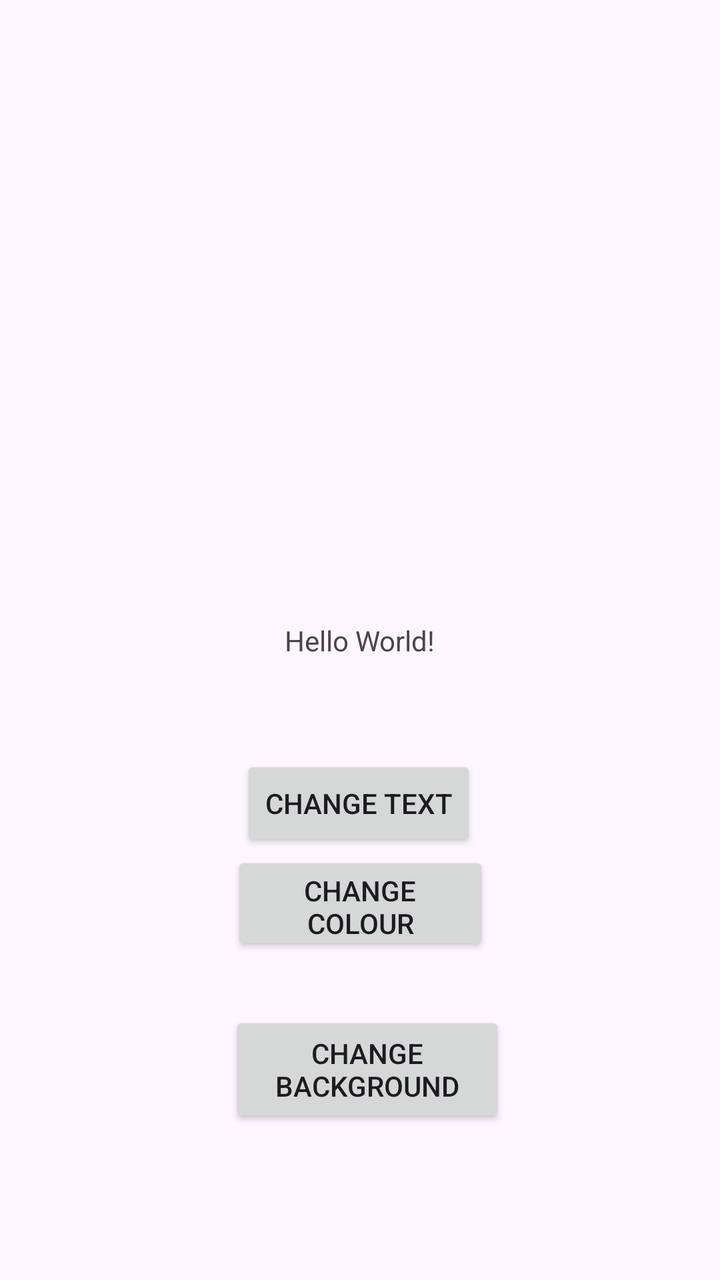
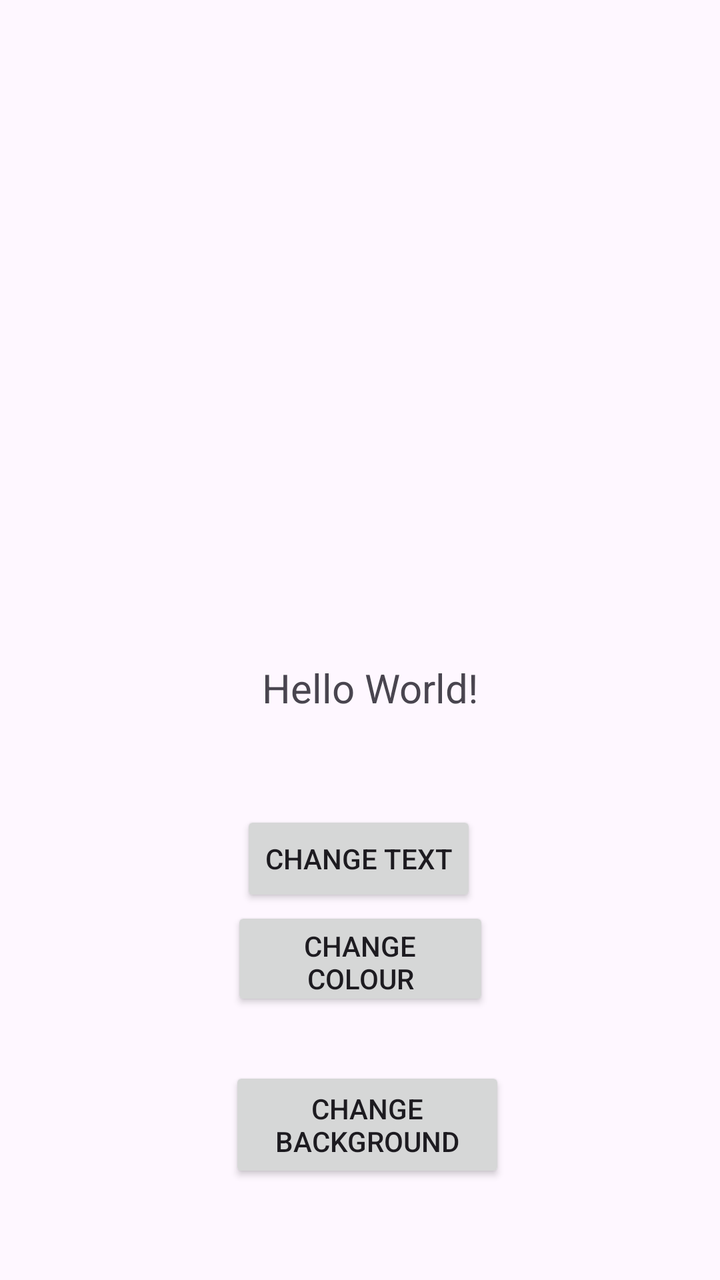

Two renders of the same Android screen: before a commit and after it. Below are the layout's source before the change and the commit's diff.
<!-- AndroidManifest.xml: application theme Theme.Lab1 -->
<!-- res/layout/activity_main.xml -->
<?xml version="1.0" encoding="utf-8"?>
<androidx.constraintlayout.widget.ConstraintLayout xmlns:android="http://schemas.android.com/apk/res/android"
    xmlns:app="http://schemas.android.com/apk/res-auto"
    xmlns:tools="http://schemas.android.com/tools"
    android:id="@+id/main"
    android:layout_width="match_parent"
    android:layout_height="match_parent"
    tools:context=".MainActivity">

    <TextView
        android:id="@+id/displayText"
        android:layout_width="wrap_content"
        android:layout_height="wrap_content"
        android:text="Hello World!"
        app:layout_constraintBottom_toBottomOf="parent"
        app:layout_constraintEnd_toEndOf="parent"
        app:layout_constraintStart_toStartOf="parent"
        app:layout_constraintTop_toTopOf="parent" />

    <Button
        android:id="@+id/changeTextButton"
        android:layout_width="wrap_content"
        android:layout_height="wrap_content"
        android:layout_marginTop="48dp"
        android:text="Change Text"
        app:layout_constraintEnd_toEndOf="parent"
        app:layout_constraintHorizontal_bias="0.497"
        app:layout_constraintStart_toStartOf="parent"
        app:layout_constraintTop_toBottomOf="@+id/displayText" />

    <Button
        android:id="@+id/changeColourButton"
        android:layout_width="129dp"
        android:layout_height="52dp"
        android:text="Change Colour"
        app:layout_constraintEnd_toEndOf="parent"
        app:layout_constraintStart_toStartOf="parent"
        app:layout_constraintTop_toBottomOf="@+id/changeTextButton" />

    <Button
        android:id="@+id/changeBackgroundButton"
        android:layout_width="138dp"
        android:layout_height="58dp"
        android:layout_marginTop="28dp"
        android:text="Change Background"
        app:layout_constraintEnd_toEndOf="parent"
        app:layout_constraintHorizontal_bias="0.516"
        app:layout_constraintStart_toStartOf="parent"
        app:layout_constraintTop_toBottomOf="@+id/changeColourButton" />

</androidx.constraintlayout.widget.ConstraintLayout>
<!-- resources referenced by this layout -->
<resources>
  <style name="Theme.Lab1" parent="Base.Theme.Lab1" />
  <style name="Base.Theme.Lab1" parent="Theme.Material3.DayNight.NoActionBar">
          
          
      </style>
</resources>

<!-- the commit's change to res/layout/activity_main.xml (unified diff, before → after) -->
@@ -9,13 +9,16 @@
 
     <TextView
         android:id="@+id/displayText"
-        android:layout_width="wrap_content"
-        android:layout_height="wrap_content"
+        android:layout_width="136dp"
+        android:layout_height="27dp"
         android:text="Hello World!"
+        android:textSize="20sp"
         app:layout_constraintBottom_toBottomOf="parent"
         app:layout_constraintEnd_toEndOf="parent"
+        app:layout_constraintHorizontal_bias="0.585"
         app:layout_constraintStart_toStartOf="parent"
-        app:layout_constraintTop_toTopOf="parent" />
+        app:layout_constraintTop_toTopOf="parent"
+        app:layout_constraintVertical_bias="0.539" />
 
     <Button
         android:id="@+id/changeTextButton"
